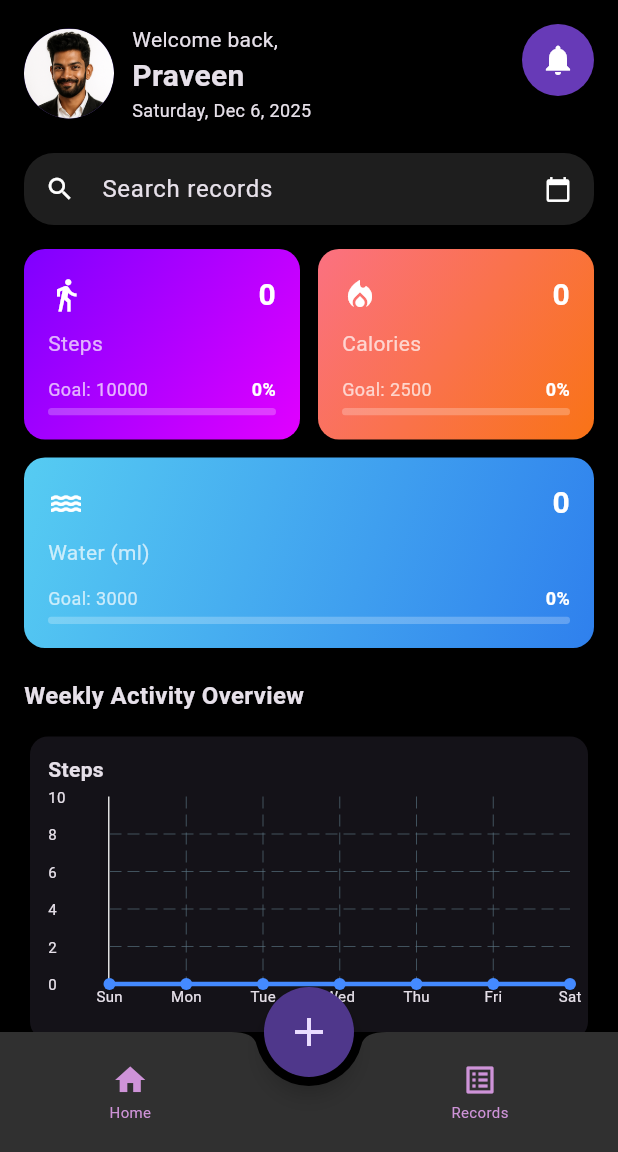
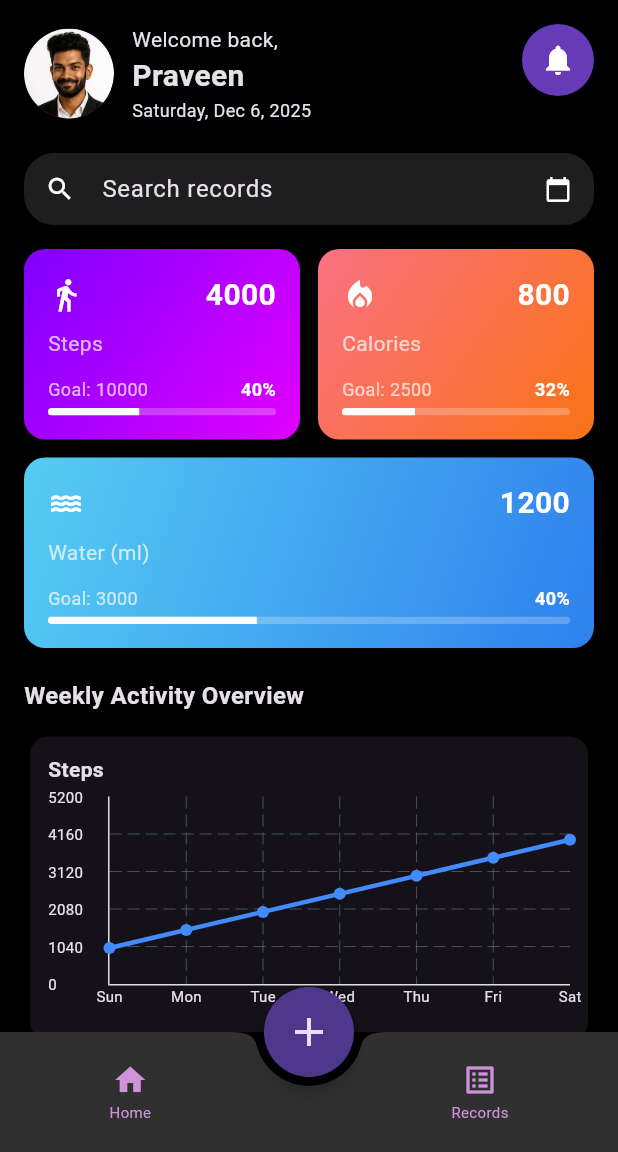
Before and after one commit to praveenanthony/healthmate, a Flutter app: the HomeScreen screen opened by its route, after a tap on the "nights stay" icon, on a phone screen of 412 x 824 dp, the part 84-1236 px from its top. Run offline on Flutter 3.47's test engine with Material 3 defaults, Android fonts, the phone set to English and light mode, and no system bars; drawn by our look-alikes of fl_chart; our stand-ins replace flutter_riverpod, image_picker, shared_preferences, sqflite; accounts and stored records are empty.

Commit message:
final update

```diff
--- a/lib/features/screens/home_screen.dart
+++ b/lib/features/screens/home_screen.dart
@@ -85,8 +85,31 @@ class ProfileNotifier extends StateNotifier<Map<String, dynamic>> {
 class HealthSummaryNotifier extends StateNotifier<HealthSummary> {
   HealthSummaryNotifier() : super(HealthSummary());
 
+  Future<void> _insertSampleDataIfEmpty() async {
+    final todayStr = DateFormat('yyyy-MM-dd').format(DateTime.now());
+    final todayEntries = await HealthDatabase.instance.readByDate(todayStr);
+
+    if (todayEntries.isNotEmpty) return;
+
+    final today = DateTime.now();
+    for (int i = 0; i < 7; i++) {
+      final date = today.subtract(Duration(days: 6 - i));
+      await HealthDatabase.instance.create(
+        HealthEntry(
+          id: null,
+          date: DateFormat('yyyy-MM-dd').format(date),
+          steps: 1000 + i * 500,
+          calories: 500 + i * 50,
+          water: 900 + i * 50,
+        ),
+      );
+    }
+  }
+
   Future<void> loadSummary() async {
     try {
+      await _insertSampleDataIfEmpty();
+
       final todayStr = DateFormat('yyyy-MM-dd').format(DateTime.now());
       final entriesToday = await HealthDatabase.instance.readByDate(todayStr);
 
@@ -132,7 +155,7 @@ class HealthSummaryNotifier extends StateNotifier<HealthSummary> {
         weekDates: weekDates,
       );
     } catch (e) {
-      // Handle error if needed
+      print('Error loading summary: $e');
     }
   }
 }
@@ -272,7 +295,8 @@ class _HomeScreenState extends ConsumerState<HomeScreen> {
         elevation: 2,
         actions: [
           IconButton(
-            icon: Icon(isDark ? Icons.wb_sunny : Icons.nights_stay),
+            icon: Icon(
+              isDark ? Icons.wb_sunny : Icons.nights_stay),
             onPressed: widget.onToggleTheme ?? () {
               final themeNotifier = ref.read(themeModeProvider.notifier);
               themeNotifier.state = themeNotifier.state == ThemeMode.light
--- a/lib/features/screens/splash_screen.dart
+++ b/lib/features/screens/splash_screen.dart
@@ -17,12 +17,13 @@ class _SplashScreenState extends ConsumerState<SplashScreen> {
   }
 
   Future<void> _navigate() async {
-    await Future.delayed(const Duration(seconds: 2));
+    await Future.delayed(const Duration(seconds: 5));
+
     final loggedIn = ref.read(authStateProvider);
     if (loggedIn) {
-      Navigator.pushReplacementNamed(context, '/home');
+      if (mounted) Navigator.pushReplacementNamed(context, '/home');
     } else {
-      Navigator.pushReplacementNamed(context, '/login');
+      if (mounted) Navigator.pushReplacementNamed(context, '/login');
     }
   }
 
--- a/lib/main.dart
+++ b/lib/main.dart
@@ -2,8 +2,8 @@ import 'package:flutter/material.dart';
 import 'package:flutter_riverpod/flutter_riverpod.dart';
 import 'features/screens/splash_screen.dart';
 import 'features/screens/login_screen.dart';
+import 'features/screens/register_screen.dart';
 import 'features/screens/home_screen.dart';
-import 'features/screens/register_screen.dart';
 
 final themeModeProvider = StateProvider<ThemeMode>((ref) => ThemeMode.light);
 
@@ -36,7 +36,7 @@ class MyApp extends ConsumerWidget {
         '/': (_) => const SplashScreen(),
         '/login': (_) => const LoginScreen(),
         '/register': (_) => const RegisterScreen(),
-        '/home': (_) => const HomeScreen(onToggleTheme: null),
+        '/home': (_) => const HomeScreen(),
       },
     );
   }
```
